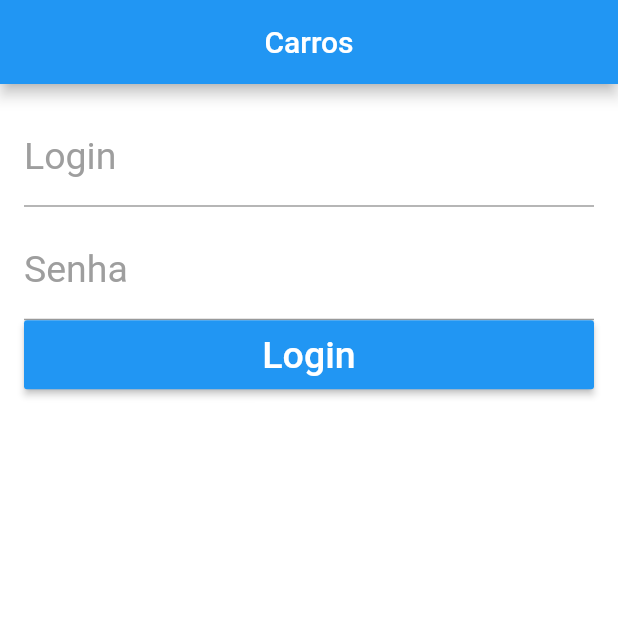
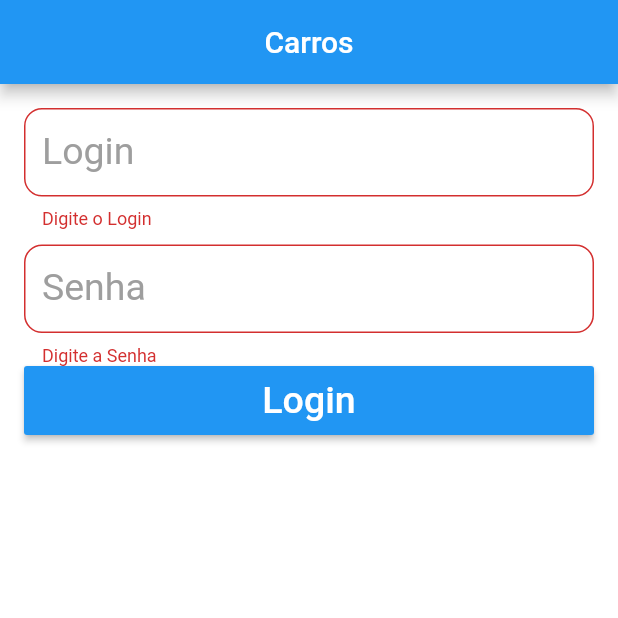
Before and after one commit to ostrowskijr/carros, a Flutter app: the screen it shows after launch, after a tap on "Login", on a phone screen of 412 x 824 dp, the top half of it. Run offline on Flutter 3.47's test engine with Material 2 defaults, Android fonts, the phone set to English and light mode, and no system bars.

Commit message:
Start Commit!

```diff
--- /dev/null
+++ b/lib/pages/home_page.dart
@@ -0,0 +1,24 @@
+import 'package:flutter/material.dart';
+
+class HomePage extends StatelessWidget {
+  @override
+  Widget build(BuildContext context) {
+    return Scaffold(
+      appBar: AppBar(
+        centerTitle: true,
+        title: Text("Carros"),
+      ),
+      body: _body(),
+    );
+  }
+}
+
+_body() {
+  return Center(
+    child: Text("Luis Ostrowski",
+      style: TextStyle(
+        fontSize: 25,
+        color: Colors.black
+      ),)
+  );
+}
--- /dev/null
+++ b/lib/pages/login_api.dart
@@ -0,0 +1,23 @@
+import 'package:flutter/material.dart';
+import 'package:http/http.dart' as http;
+
+class LoginApi {
+
+  static Future<bool> login(String login, String senha) async {
+    var url = Uri.parse('http://livrowebservices.com.br/rest/login');
+    // Parâmetros de entrada
+    Map params = {
+      'login' : login,
+      'senha' : senha
+    };
+    var response = await http.post(url, body: params);
+    //
+    var retorno = 'Response status: ${response.statusCode} Response Body ${response.body}';
+
+    print('Response status: ${response.statusCode}');
+    print('Response body: ${response.body}');
+
+    return true;
+  }
+
+}
--- a/lib/pages/login_page.dart
+++ b/lib/pages/login_page.dart
@@ -1,6 +1,27 @@
+import 'package:carros/pages/home_page.dart';
+import 'package:carros/pages/login_api.dart';
+import 'package:carros/utils/nav.dart';
+import 'package:carros/widgets/app_button.dart';
+import 'package:carros/widgets/app_textField.dart';
 import 'package:flutter/material.dart';
 
-class LoginPage extends StatelessWidget {
+class LoginPage extends StatefulWidget {
+  // Instancias para controlar o conteudo digitado nos campo Login e Senha;
+  @override
+  _LoginPageState createState() => _LoginPageState();
+}
+
+class _LoginPageState extends State<LoginPage> {
+  // Instancias para controlar o conteudo digitado nos campo Login e Senha;
+  final _tLogin = TextEditingController();
+  final _tPassword = TextEditingController();
+
+  // Variável para controlar a instância do formulário.
+  final _formKey = GlobalKey<FormState>();
+
+  // Variável para controlar o evento Focus em um determinado campo
+  final _focusPassword = FocusNode();
+
   @override
   Widget build(BuildContext context) {
     return Scaffold(
@@ -13,41 +34,65 @@ class LoginPage extends StatelessWidget {
   }
 
   _body() {
-    return Container(
+    return Form(
+      key: _formKey,
+      child: Container(
         padding: EdgeInsets.all(16),
         child: ListView(
           children: <Widget>[
-          _fieldText("Login", "Digite seu Login"),
+            appTextField(
+              "Login",
+              "Digite seu Login",
+              fieldController: _tLogin,
+              fieldValidator: (text) {
+                return _validateField(text, "Digite o Login");
+              },
+              keyBoardType: TextInputType.emailAddress,
+              textInputAction: TextInputAction.next,
+              nextFocus: _focusPassword,
+            ),
             SizedBox(height: 10),
-          _fieldText("Senha", "Digite a Senha", password: true),
-          _button("Login")
+            appTextField(
+              "Senha",
+              "Digite a Senha",
+              password: true,
+              fieldController: _tPassword,
+              fieldValidator: (text) {
+                return _validateField(text, "Digite a Senha");
+              },
+              keyBoardType: TextInputType.number,
+              focusNode: _focusPassword,
+            ),
+            appButton("Login", _onClickLogin)
           ],
+        ),
       ),
     );
 }
 
-  _button(text) {
-    return Container(
-      height: 46,
-      child: RaisedButton(
-        color: Colors.blue,
-        child: Text(
-          text,
-          style: TextStyle(color: Colors.white, fontSize: 25),
-        ),
-        onPressed: () {},
-      ),
-    );
+// Funtion executada ao clicar no botão de login a mesma é passada via parâmetro.
+  void _onClickLogin() async {
+    // A function abaixo pega o estado corrente do form e realiza validação em todos os campos.
+    if (!_formKey.currentState.validate()) {
+      return;
+    }
+    // Recupera valor digitados no campo login e senha.
+    String login = _tLogin.text;
+    String password = _tPassword.text;
+    print("Formulário valida com sucesso!");
+    print("Login: " + login + " Senha: " + password);
+    //
+    bool loginOk = await LoginApi.login(login, password);
+    if (loginOk) {
+      push(context, HomePage());
+    }
   }
 
-  Widget _fieldText(label, hint, {bool password = false}) {
-    return TextFormField(
-      obscureText: password,
-      decoration: InputDecoration(
-          labelText: label,
-          labelStyle: TextStyle(fontSize: 25, color: Colors.grey),
-          hintText: hint,
-          hintStyle: TextStyle(color: Colors.blue)),
-    );
+// Função generica para validação de dados com campo, a mesma é passada via parâmetro.
+  String _validateField(text, mensagem) {
+    if (text.isEmpty) {
+      return mensagem;
+    }
+    return null;
   }
 }
--- /dev/null
+++ b/lib/utils/nav.dart
@@ -0,0 +1,8 @@
+
+import 'package:flutter/material.dart';
+
+Future push(BuildContext context, Widget page) {
+  return Navigator.push(context, MaterialPageRoute(builder: (BuildContext context) {
+    return page;
+  }));
+}
--- /dev/null
+++ b/lib/widgets/app_button.dart
@@ -0,0 +1,26 @@
+
+
+import 'package:flutter/material.dart';
+
+class appButton extends StatelessWidget {
+  String text;
+  Function onPressed;
+
+  appButton(this.text, this.onPressed);
+
+  @override
+  Widget build(BuildContext context) {
+    return Container(
+      height: 46,
+      child: RaisedButton(
+        color: Colors.blue,
+        child: Text(
+          text,
+          style: TextStyle(color: Colors.white, fontSize: 25),
+        ),
+        onPressed: onPressed,
+      ),
+    );;
+  }
+
+}
--- /dev/null
+++ b/lib/widgets/app_textField.dart
@@ -0,0 +1,60 @@
+import 'package:flutter/material.dart';
+
+class appTextField extends StatelessWidget {
+  String label;
+  String hint;
+
+  //
+  bool password;
+  TextEditingController fieldController;
+  FormFieldValidator<String> fieldValidator;
+  TextInputType keyBoardType;
+  TextInputAction textInputAction;
+  FocusNode focusNode;
+  FocusNode nextFocus;
+
+  appTextField(this.label, this.hint,
+      {this.password = false,
+      this.fieldController,
+      this.fieldValidator,
+      this.keyBoardType,
+      this.textInputAction,
+      this.focusNode,
+      this.nextFocus});
+
+  @override
+  Widget build(BuildContext context) {
+    /*
+  // Cria um Widget TextFormField.
+  // TextEditingController - Passa qual qual do formulário vamos controlar no methodo
+  // obscureText - Se queremos esconder o contéudo digitado no campo
+  // FormFieldValidator - Passa a function para validação de dados do campo
+  // TextInputType - Passa o tipo de dado que será digitado no campo, string, number, email.
+  // TextInputAction - Defini a função do botão concluir do teclado, por exemplo podemos substituir por next para avançar para o próximo campo.
+  // FocusNode - Defini o campo o qual queremos controlar o fuco (nextFocus)
+  //
+ */
+    return TextFormField(
+      controller: fieldController,
+      obscureText: password,
+      validator: fieldValidator,
+      keyboardType: keyBoardType,
+      textInputAction: textInputAction,
+      focusNode: focusNode,
+      onFieldSubmitted: (String text) {
+        if (nextFocus != null) {
+          FocusScope.of(context).requestFocus(nextFocus);
+        }
+      },
+      decoration: InputDecoration(
+        border: OutlineInputBorder(
+          borderRadius: BorderRadius.circular(12)
+        ),
+        labelText: label,
+        labelStyle: TextStyle(fontSize: 25, color: Colors.grey),
+        hintText: hint,
+        hintStyle: TextStyle(color: Colors.blue),
+      ),
+    );
+  }
+}
--- a/pubspec.yaml
+++ b/pubspec.yaml
@@ -24,6 +24,7 @@ dependencies:
   flutter:
     sdk: flutter
 
+  http: ^0.12.0+2
 
   # The following adds the Cupertino Icons font to your application.
   # Use with the CupertinoIcons class for iOS style icons.
```
Also changed, not shown: pubspec.lock. Lines whose indentation alone changed are shown as unchanged.
